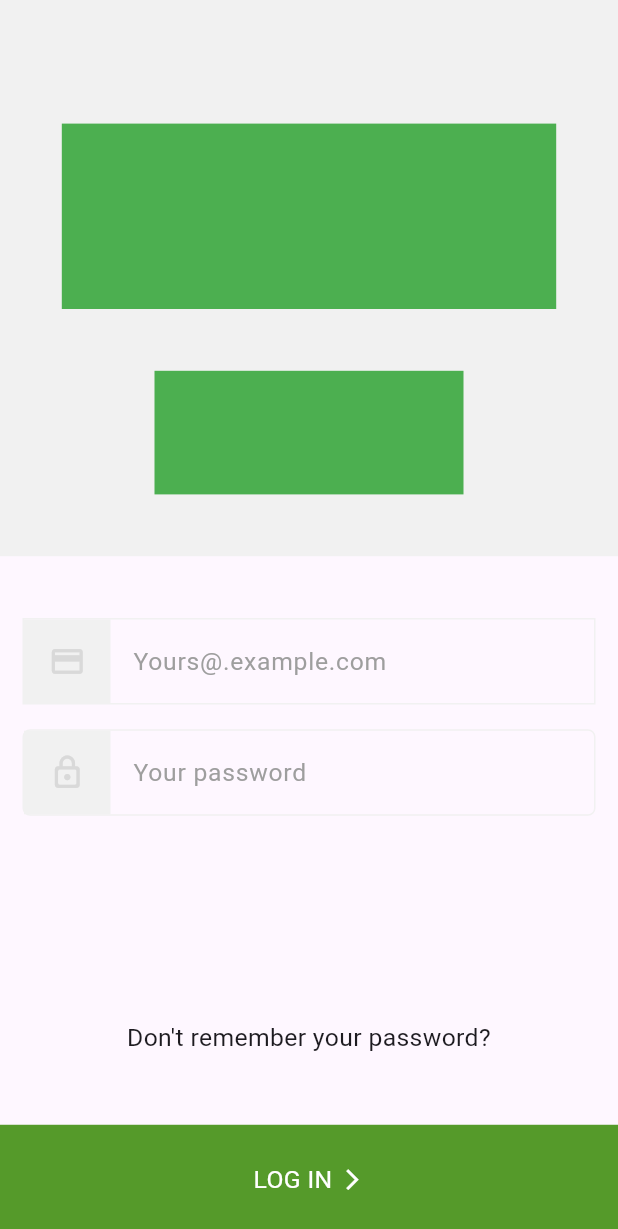
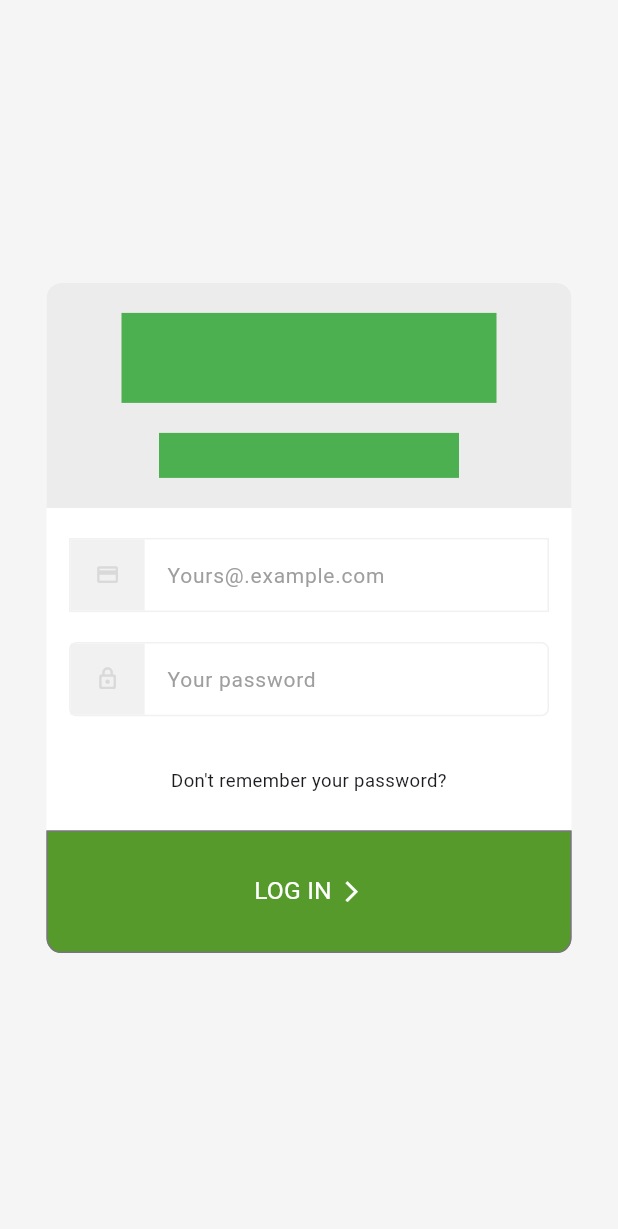
Before and after one commit to tlamabc/prototype_flutter_job, a Flutter app: the screen it shows after launch, on a phone screen of 412 x 824 dp. Shown: the top 1229 px of the screen. Run offline on Flutter 3.47's test engine with Material 3 defaults, Android fonts, the phone set to English and light mode, and no system bars.

Commit message:
fix form login

```diff
--- a/lib/features/commom_widget/btn_login.dart
+++ b/lib/features/commom_widget/btn_login.dart
@@ -5,21 +5,27 @@ class btn_login extends StatelessWidget {
   Widget build(BuildContext context) {
     final Size screenSize = MediaQuery.of(context).size;
 
-    return Container(
-      height: screenSize.height * 0.09, // Chiều cao 150
-      color: Color((0xFF559a2a)), // Màu nền xanh
-      child: GestureDetector(
-        onTap: () {
-          // Xử lý khi container được nhấn
+    return OutlinedButton(
+      onPressed: () {
+        // Xử lý khi nút được nhấn
         print('Container được nhấn');
       },
-        child: Center(
-          child: Container(
-            padding: EdgeInsets.all(8),
-            // color: Colors.red,
-            color: Color((0xFF559a2a)), // Màu nền xanh
+      style: ButtonStyle(
+        backgroundColor: MaterialStateProperty.all<Color>(Color(0xFF559A2A)),
+        padding: MaterialStateProperty.all<EdgeInsetsGeometry>(
+          EdgeInsets.symmetric(vertical: screenSize.height * 0.035, horizontal: screenSize.width * 0),
+        ),
+        shape: MaterialStateProperty.all<RoundedRectangleBorder>(
+          RoundedRectangleBorder(
+            borderRadius: BorderRadius.only(
+              bottomLeft: Radius.circular(10),
+              bottomRight: Radius.circular(10),
+            ),
+          ),
+        ),
+      ),
       child: Row(
-              mainAxisSize: MainAxisSize.min,
+        mainAxisAlignment: MainAxisAlignment.center,
         children: [
           Text(
             'LOG IN',
@@ -37,9 +43,6 @@ class btn_login extends StatelessWidget {
           ),
         ],
       ),
-          ),
-        ),
-      ),
     );
   }
 }
--- a/lib/features/commom_widget/edt_email_login.dart
+++ b/lib/features/commom_widget/edt_email_login.dart
@@ -1,39 +1,36 @@
 import 'package:flutter/cupertino.dart';
 import 'package:flutter/material.dart';
-import 'package:flutter/widgets.dart';
 
 class edt_email_login extends StatelessWidget {
   @override
   Widget build(BuildContext context) {
     final Size screenSize = MediaQuery.of(context).size;
 
-    final double fontSize = screenSize.height * 0.04;
-
     return Container(
       margin: EdgeInsets.symmetric(horizontal: 15),
-      height: screenSize.height * 0.07,
+      height: screenSize.height * 0.06,
       decoration: BoxDecoration(
         border: Border.all(color: Color(0xFFF1F1F1)),
       ),
       child: Row(
         children: [
           Container(
-            width: screenSize.height * 0.07,
+            width: screenSize.height * 0.06,
             height: double.maxFinite,
             decoration: BoxDecoration(
-              color: Color(0xFff1f1f1), // Màu nền cho Container
+              color: Color(0xFff1f1f1),
             ),
-            child: Icon(Icons.credit_card, color: Color(0xFFD9D9D9), size: screenSize.height * 0.03),
+            child: Icon( Icons.credit_card,
+              color: Color(0xFFD9D9D9),
+              size: screenSize.height * 0.02),
           ),
           Expanded(
             child: TextField(
-              style: TextStyle(
-                fontSize: screenSize.height * 0.02,
-              ),
               decoration: InputDecoration(
                 border: InputBorder.none,
+                isDense: true,
                 hintText: 'Yours@.example.com',
-                hintStyle: TextStyle(color: Colors.grey, fontSize: screenSize.height * 0.02),
+                hintStyle: TextStyle(color: Colors.grey, fontSize: 14),
                 contentPadding: EdgeInsets.only(left: 15),
               ),
             ),
--- a/lib/features/commom_widget/edt_password_login.dart
+++ b/lib/features/commom_widget/edt_password_login.dart
@@ -3,11 +3,11 @@ import 'package:flutter/material.dart';
 class edt_password_login extends StatelessWidget {
   @override
   Widget build(BuildContext context) {
-    final Size screenSize = MediaQuery.of(context).size; // Lấy kích thước của màn hình
+    final Size screenSize = MediaQuery.of(context).size;
 
     return Container(
       margin: EdgeInsets.symmetric(horizontal: 15),
-      height: screenSize.height * 0.07,
+      height: screenSize.height * 0.06,
       decoration: BoxDecoration(
         border: Border.all(color: Color(0xFFF1F1F1)),
         borderRadius: BorderRadius.circular(5),
@@ -15,23 +15,23 @@ class edt_password_login extends StatelessWidget {
       child: Row(
         children: [
           Container(
-            width: screenSize.height * 0.07,
+            width: screenSize.height * 0.06,
             height: double.maxFinite,
             decoration: BoxDecoration(
               color: Color(0xFff1f1f1),
             ),
             child: Icon(Icons.lock_outline_rounded,
                 color: Color(0xFFD9D9D9),
-                size: screenSize.height * 0.03),
+                size: screenSize.height * 0.02),
           ),
           Expanded(
-            child: TextField(
-              obscureText: true,
-              style: TextStyle(),
+              child: TextField(
+                 obscureText: true,
               decoration: InputDecoration(
                 border: InputBorder.none,
                 hintText: 'Your password',
-                hintStyle: TextStyle(color: Colors.grey, fontSize: screenSize.height * 0.02),
+                isDense: true,
+                hintStyle: TextStyle(color: Colors.grey, fontSize: 14),
                 contentPadding: EdgeInsets.only(left: 15),
               ),
             ),
--- a/lib/features/commom_widget/logo_big.dart
+++ b/lib/features/commom_widget/logo_big.dart
@@ -5,13 +5,11 @@ import 'package:flutter/widgets.dart';
 class logo_big extends StatelessWidget {
   @override
   Widget build(BuildContext context) {
-    final Size screenSize = MediaQuery.of(context).size;
-
     return  Center(
       child: Container(
         color: Colors.green,
-        width: screenSize.width * 0.8,
-        height: screenSize.height * 0.15,
+        width: 250,
+        height: 60,
         // decoration: BoxDecoration(
         //   image: DecorationImage(
         //     image: AssetImage('assets/background_image.jpg'), // Đường dẫn đến tệp hình ảnh
--- a/lib/features/commom_widget/logo_small.dart
+++ b/lib/features/commom_widget/logo_small.dart
@@ -5,13 +5,11 @@ import 'package:flutter/widgets.dart';
 class logo_small extends StatelessWidget {
   @override
   Widget build(BuildContext context) {
-    final Size screenSize = MediaQuery.of(context).size;
-
     return  Center(
         child: Container(
+          height: 30,
+          width: 200,
           color: Colors.green,
-        width: screenSize.width * 0.5,
-        height: screenSize.height * 0.1,
           // decoration: BoxDecoration(
           //   image: DecorationImage(
           //     image: AssetImage('assets/background_image.jpg'), // Đường dẫn đến tệp hình ảnh
--- a/lib/features/commom_widget/text_reset_password.dart
+++ b/lib/features/commom_widget/text_reset_password.dart
@@ -3,7 +3,7 @@ import 'package:flutter/material.dart';
 class text_reset_password extends StatelessWidget {
   @override
   Widget build(BuildContext context) {
-    final Size screenSize = MediaQuery.of(context).size; // Lấy kích thước của màn hình
+    final Size screenSize = MediaQuery.of(context).size;
 
     return GestureDetector(
       onTap: () {
@@ -15,7 +15,7 @@ class text_reset_password extends StatelessWidget {
         child: Text(
             "Don't remember your password?",
             textAlign: TextAlign.center, // Căn giữa văn bản
-            style: TextStyle(fontSize: screenSize.height * 0.02), // Đặt kích thước chữ theo tỷ lệ của kích thước màn hình
+            style: TextStyle(fontSize: screenSize.height * 0.015), // Đặt kích thước chữ theo tỷ lệ của kích thước màn hình
           ),
         ),
     );
--- a/lib/features/log_in/login_page.dart
+++ b/lib/features/log_in/login_page.dart
@@ -8,37 +8,57 @@ import 'package:prototype/features/commom_widget/text_reset_password.dart';
 
 class MyLogin extends StatelessWidget {
   const MyLogin({Key? key}) : super(key: key);
+
   @override
   Widget build(BuildContext context) {
-    final Size screenSize = MediaQuery.of(context).size; // Lấy kích thước của màn hình
-
     return Scaffold(
-        body: Container(
+      body: SafeArea(
+        child: Container(
+          color: Color(0xFFF5F5F5),
+          child: Center(
+            child: Container(
+              width: 350, // Đặt kích thước của container form đăng nhập
+              decoration: BoxDecoration(
+                color: Colors.white,
+                borderRadius: BorderRadius.circular(10),
+              ),
+              padding: EdgeInsets.all(0),
+              child: Column(
+                mainAxisSize: MainAxisSize.min,
+                children: [
+                  Container(
+                    height: 150,
+                    decoration: BoxDecoration(
+                      color: Color(0xFFECECEC),
+                      borderRadius: BorderRadius.only(
+                        topLeft: Radius.circular(10),
+                        topRight: Radius.circular(10),
+                      ),
+                    ),
                     child: Column(
                       children: [
-              Container(
-                height: screenSize.height * 0.45,
-                color: Color(0xFFF1F1F1),
-                child: Column(
-                  children: [
-                    SizedBox(height: screenSize.height * 0.1),
+                        SizedBox(height: 20),
                         logo_big(),
-                    SizedBox(height: screenSize.height * 0.05),
+                        SizedBox(height: 20),
                         logo_small(),
-                    SizedBox(height: screenSize.height * 0.01),
+                        SizedBox(height: 20),
                       ],
                     ),
                   ),
-              SizedBox(height: screenSize.height * 0.05),
+                  SizedBox(height: 20),
                   edt_email_login(),
-              SizedBox(height: screenSize.height * 0.02),
+                  SizedBox(height: 20),
                   edt_password_login(),
-              Expanded(child: Container()),
+                  SizedBox(height: 30),
                   text_reset_password(),
-              SizedBox(height: screenSize.height * 0.05),
+                  SizedBox(height: 20),
                   btn_login(),
                 ],
               ),
-        ));
+            ),
+          ),
+        ),
+      ),
+    );
   }
 }
```
Lines whose indentation alone changed are shown as unchanged.
